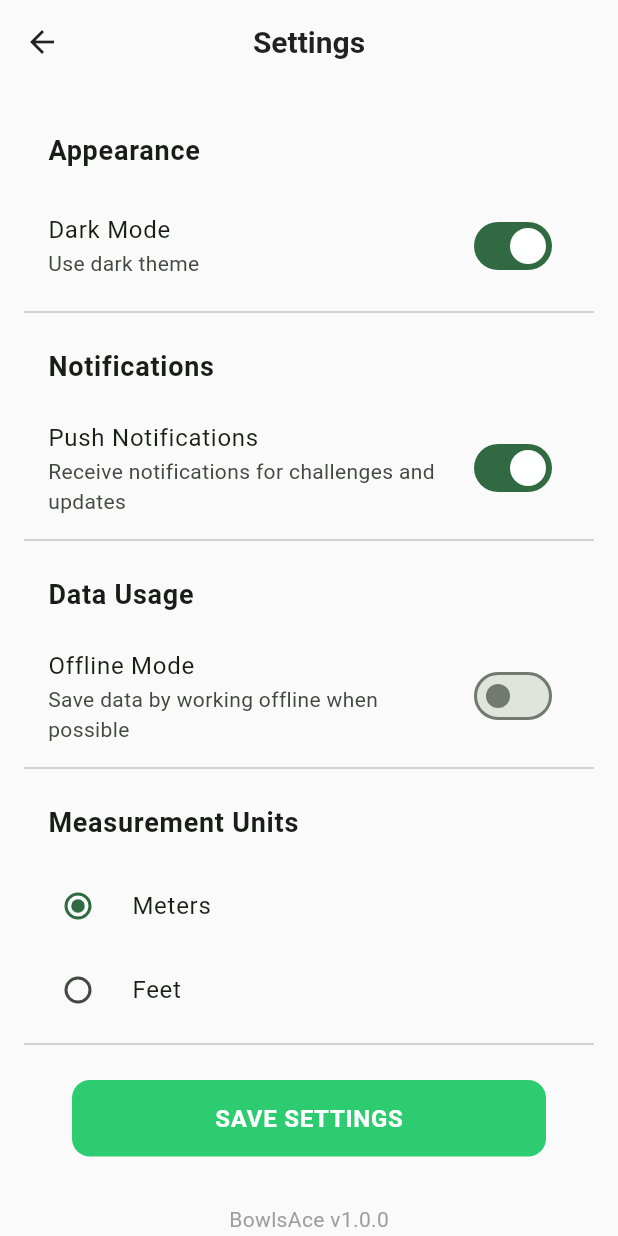
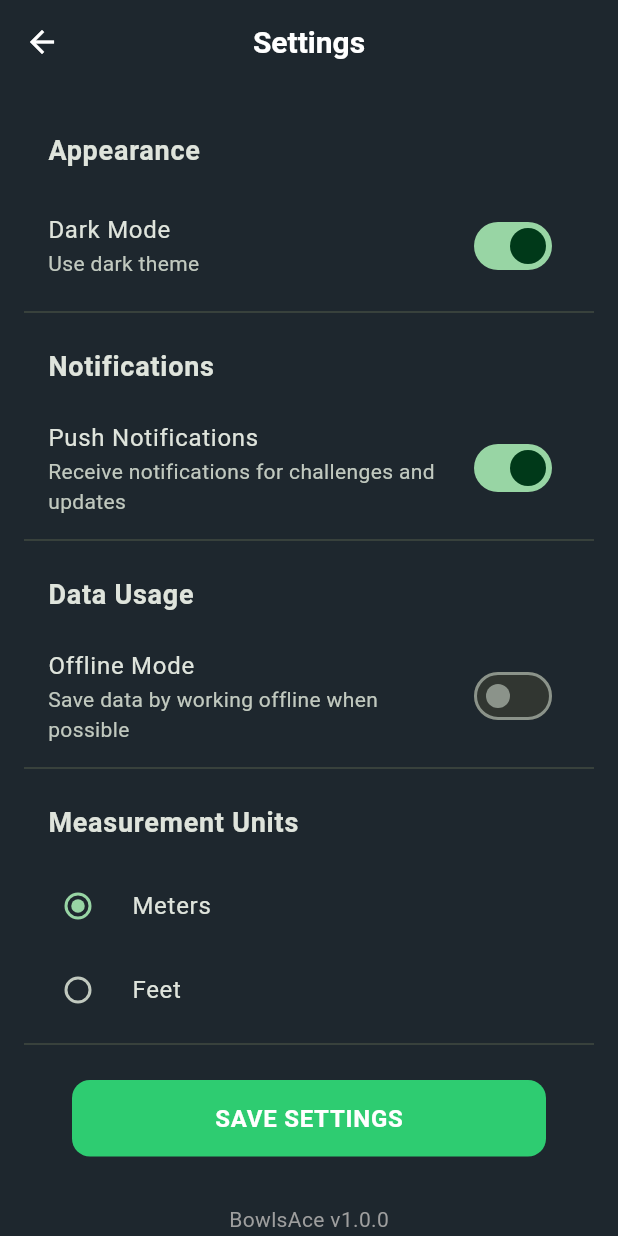
Before and after one commit to Force-Power-Infotech/bowlsace, a Flutter app: the SettingsScreen screen opened by its route, after a tap on "Dark Mode", on a phone screen of 412 x 824 dp. Run offline on Flutter 3.47's test engine with Material 3 defaults, Android fonts, the phone set to English and light mode, and no system bars; our stand-ins replace connectivity_plus, flutter_secure_storage, get_it, shared_preferences; accounts and stored records are empty.

Commit message:
feat: Add ThemeProvider for dynamic theme management and integrate with SettingsScreen

```diff
--- a/lib/main.dart
+++ b/lib/main.dart
@@ -5,6 +5,7 @@ import 'providers/user_provider.dart';
 import 'providers/practice_provider.dart';
 import 'providers/challenge_provider.dart';
 import 'providers/drill_provider.dart';
+import 'providers/theme_provider.dart';
 import 'utils/navigation_service.dart';
 import 'ui/theme/app_theme.dart';
 import 'models/practice_session.dart';
@@ -45,13 +46,16 @@ class BowlsAceApp extends StatelessWidget {
         ChangeNotifierProvider(create: (_) => PracticeProvider()),
         ChangeNotifierProvider(create: (_) => ChallengeProvider()),
         ChangeNotifierProvider(create: (_) => DrillProvider()),
+        ChangeNotifierProvider(create: (_) => ThemeProvider()),
       ],
-      child: MaterialApp(
+      child: Consumer<ThemeProvider>(
+        builder: (context, themeProvider, child) {
+          return MaterialApp(
             title: 'BowlsAce',
             navigatorKey: getIt<NavigationService>().navigatorKey,
             theme: AppTheme.lightTheme,
             darkTheme: AppTheme.darkTheme,
-        themeMode: ThemeMode.system,
+            themeMode: themeProvider.themeMode,
             home: const SplashScreen(),
             debugShowCheckedModeBanner: false,
             routes: {
@@ -65,7 +69,8 @@ class BowlsAceApp extends StatelessWidget {
               '/practice/history': (context) => const PracticeHistoryScreen(),
               '/challenges': (context) =>
                   const MainNavigationScreen(selectedIndex: 2),
-          '/profile': (context) => const MainNavigationScreen(selectedIndex: 3),
+              '/profile': (context) =>
+                  const MainNavigationScreen(selectedIndex: 3),
               '/drill-group/new': (context) => const CreateDrillGroupScreen(),
               '/settings': (context) => const SettingsScreen(),
             },
@@ -91,6 +96,8 @@ class BowlsAceApp extends StatelessWidget {
               }
               return null;
             },
+          );
+        },
       ),
     );
   }
--- /dev/null
+++ b/lib/providers/theme_provider.dart
@@ -0,0 +1,27 @@
+import 'package:flutter/material.dart';
+import '../di/service_locator.dart';
+import '../utils/local_storage.dart';
+
+class ThemeProvider extends ChangeNotifier {
+  bool _isDarkMode = false;
+  final LocalStorage _localStorage = getIt<LocalStorage>();
+
+  bool get isDarkMode => _isDarkMode;
+
+  ThemeProvider() {
+    _loadThemePreference();
+  }
+
+  Future<void> _loadThemePreference() async {
+    _isDarkMode = await _localStorage.getItem('darkMode') ?? false;
+    notifyListeners();
+  }
+
+  Future<void> toggleTheme() async {
+    _isDarkMode = !_isDarkMode;
+    await _localStorage.setItem('darkMode', _isDarkMode);
+    notifyListeners();
+  }
+
+  ThemeMode get themeMode => _isDarkMode ? ThemeMode.dark : ThemeMode.light;
+}
--- a/lib/ui/screens/settings/settings_screen.dart
+++ b/lib/ui/screens/settings/settings_screen.dart
@@ -3,6 +3,7 @@ import 'package:provider/provider.dart';
 import '../../../di/service_locator.dart';
 import '../../../utils/local_storage.dart';
 import '../../../api/api_error_handler.dart';
+import '../../../providers/theme_provider.dart';
 
 class SettingsScreen extends StatefulWidget {
   const SettingsScreen({super.key});
@@ -13,7 +14,6 @@ class SettingsScreen extends StatefulWidget {
 
 class _SettingsScreenState extends State<SettingsScreen> {
   bool _notificationsEnabled = true;
-  bool _darkMode = false;
   bool _offlineMode = false;
   String _distanceUnit = 'meters'; // meters or feet
   bool _isLoading = false;
@@ -37,13 +37,11 @@ class _SettingsScreenState extends State<SettingsScreen> {
       final notificationsEnabled = await _localStorage.getItem(
         'notificationsEnabled',
       );
-      final darkMode = await _localStorage.getItem('darkMode');
       final offlineMode = await _localStorage.getItem('offlineMode');
       final distanceUnit = await _localStorage.getItem('distanceUnit');
 
       setState(() {
         _notificationsEnabled = notificationsEnabled ?? true;
-        _darkMode = darkMode ?? false;
         _offlineMode = offlineMode ?? false;
         _distanceUnit = distanceUnit ?? 'meters';
       });
@@ -66,7 +64,6 @@ class _SettingsScreenState extends State<SettingsScreen> {
         'notificationsEnabled',
         _notificationsEnabled,
       );
-      await _localStorage.setItem('darkMode', _darkMode);
       await _localStorage.setItem('offlineMode', _offlineMode);
       await _localStorage.setItem('distanceUnit', _distanceUnit);
 
@@ -87,6 +84,8 @@ class _SettingsScreenState extends State<SettingsScreen> {
 
   @override
   Widget build(BuildContext context) {
+    final themeProvider = Provider.of<ThemeProvider>(context);
+
     return Scaffold(
       appBar: AppBar(title: const Text('Settings')),
       body: _isLoading
@@ -104,11 +103,9 @@ class _SettingsScreenState extends State<SettingsScreen> {
                 SwitchListTile(
                   title: const Text('Dark Mode'),
                   subtitle: const Text('Use dark theme'),
-                  value: _darkMode,
+                  value: themeProvider.isDarkMode,
                   onChanged: (value) {
-                    setState(() {
-                      _darkMode = value;
-                    });
+                    themeProvider.toggleTheme();
                   },
                 ),
                 const Divider(),
```
Also changed, not shown: 1 other file. Lines whose indentation alone changed are shown as unchanged.
